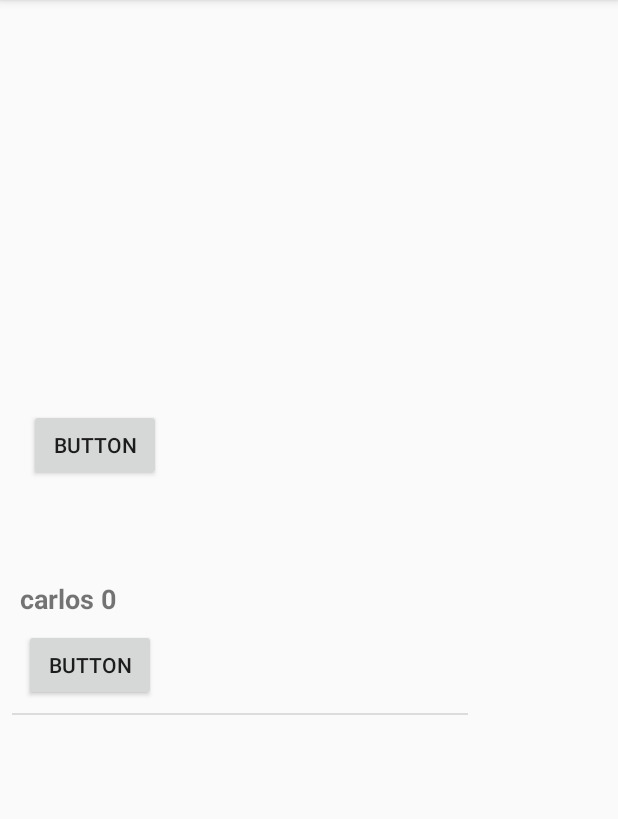
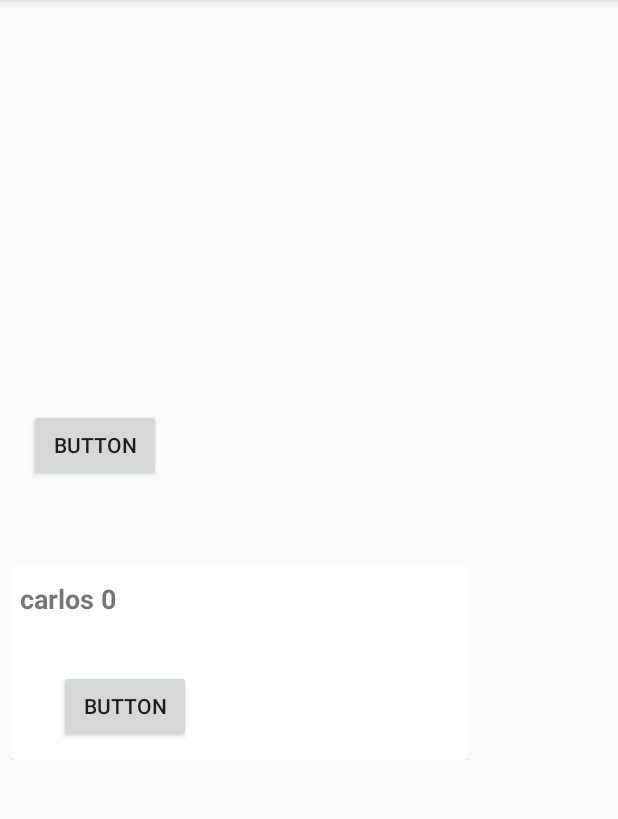
Before and after one commit to crrlos/practica, an Android app: the Listas screen opened directly, with no data from a screen before it, after a tap on "BUTTON", on a phone screen of 412 x 824 dp, the part 84-903 px from its top. Run offline under Robolectric (Android 15) with nearby library versions, the phone set to English and light mode, and no system bars.

Commit message:
Se agregó cardview a la lista

```diff
--- a/app/build.gradle
+++ b/app/build.gradle
@@ -26,4 +26,5 @@ dependencies {
     androidTestImplementation 'com.android.support.test:runner:1.0.2'
     androidTestImplementation 'com.android.support.test.espresso:espresso-core:3.0.2'
     implementation 'com.android.support:recyclerview-v7:28.0.0'
+    implementation 'com.android.support:cardview-v7:28.0.0'
 }
--- a/app/src/main/java/com/example/carlos/practica/Listas.java
+++ b/app/src/main/java/com/example/carlos/practica/Listas.java
@@ -36,8 +36,9 @@ public class Listas extends AppCompatActivity {
 
 
         mRecyclerView = findViewById(R.id.recyclerView);
-        DividerItemDecoration itemDecor = new DividerItemDecoration(mRecyclerView.getContext(), DividerItemDecoration.VERTICAL);
-        mRecyclerView.addItemDecoration(itemDecor);
+
+        /*DividerItemDecoration itemDecor = new DividerItemDecoration(mRecyclerView.getContext(), DividerItemDecoration.VERTICAL);
+        mRecyclerView.addItemDecoration(itemDecor);*/
 
         // use this setting to improve performance if you know that changes
         // in content do not change the layout size of the RecyclerView
--- a/app/src/main/res/layout/elemento_lista.xml
+++ b/app/src/main/res/layout/elemento_lista.xml
@@ -4,16 +4,26 @@
     xmlns:tools="http://schemas.android.com/tools"
     android:layout_width="match_parent"
     android:layout_height="wrap_content"
-    android:orientation="vertical"
+    android:layout_marginBottom="4dp"
+    android:background="?attr/selectableItemBackground"
     android:clickable="true"
     android:focusable="true"
-    android:background="?attr/selectableItemBackground"
-    >
+    android:orientation="vertical">
+
+    <android.support.v7.widget.CardView
+        android:layout_width="match_parent"
+        android:layout_height="130dp"
+        android:layout_weight="1">
+
+        <android.support.constraint.ConstraintLayout
+            android:layout_width="match_parent"
+            android:layout_height="match_parent"
+            android:layout_marginBottom="4dp">
 
             <TextView
                 android:id="@+id/lst_txtView"
-        android:layout_width="match_parent"
-        android:layout_height="wrap_content"
+                android:layout_width="121dp"
+                android:layout_height="36dp"
                 android:layout_weight="1"
                 android:paddingLeft="5dp"
                 android:paddingTop="10dp"
@@ -33,7 +43,11 @@
                 android:text="Button"
                 app:layout_constraintBottom_toBottomOf="parent"
                 app:layout_constraintEnd_toEndOf="parent"
+                app:layout_constraintHorizontal_bias="0.115"
                 app:layout_constraintStart_toStartOf="parent"
                 app:layout_constraintTop_toTopOf="parent"
-        app:layout_constraintVertical_bias="0.625" />
+                app:layout_constraintVertical_bias="1.0" />
+        </android.support.constraint.ConstraintLayout>
+
+    </android.support.v7.widget.CardView>
 </LinearLayout>
```
Lines whose indentation alone changed are shown as unchanged.
